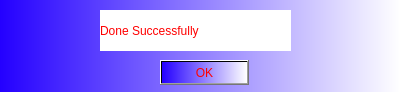
Above: test2_d_r.ui from ALITO1998/os-task before the change. Below: the same form after it.
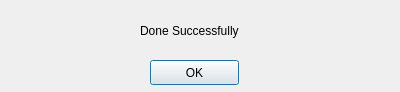
That is the form after the change.

```diff
--- a/test2_d_r.ui
+++ b/test2_d_r.ui
@@ -14,21 +14,19 @@
    <string>Dialog</string>
   </property>
   <property name="styleSheet">
-   <string notr="true">background-color: qlineargradient(spread:pad, x1:0, y1:0, x2:1, y2:0, stop:0 rgba(36, 0, 255, 255), stop:1 rgba(255, 255, 255, 255));</string>
+   <string notr="true"/>
   </property>
   <widget class="QLabel" name="label">
    <property name="geometry">
     <rect>
-     <x>100</x>
+     <x>140</x>
      <y>10</y>
      <width>191</width>
      <height>41</height>
     </rect>
    </property>
    <property name="styleSheet">
-    <string notr="true">font: 57 italic 22pt &quot;URW Chancery L&quot;;
-background-color: qlineargradient(spread:pad, x1:0, y1:0, x2:1, y2:0, stop:0 rgba(255, 255, 255, 255));
-color: qlineargradient(spread:pad, x1:0, y1:0, x2:0, y2:0, stop:0 rgba(255, 0, 0, 255), stop:1 rgba(255, 255, 255, 255));</string>
+    <string notr="true"/>
    </property>
    <property name="text">
     <string>Done Successfully</string>
@@ -37,15 +35,14 @@
   <widget class="QPushButton" name="goback">
    <property name="geometry">
     <rect>
-     <x>160</x>
+     <x>150</x>
      <y>60</y>
      <width>89</width>
      <height>25</height>
     </rect>
    </property>
    <property name="styleSheet">
-    <string notr="true">font: 57 italic 14pt &quot;URW Chancery L&quot;;
-color: qlineargradient(spread:pad, x1:0, y1:0, x2:0, y2:0, stop:0 rgba(255, 0, 0, 255), stop:1 rgba(255, 255, 255, 255));</string>
+    <string notr="true"/>
    </property>
    <property name="text">
     <string>OK</string>
```
